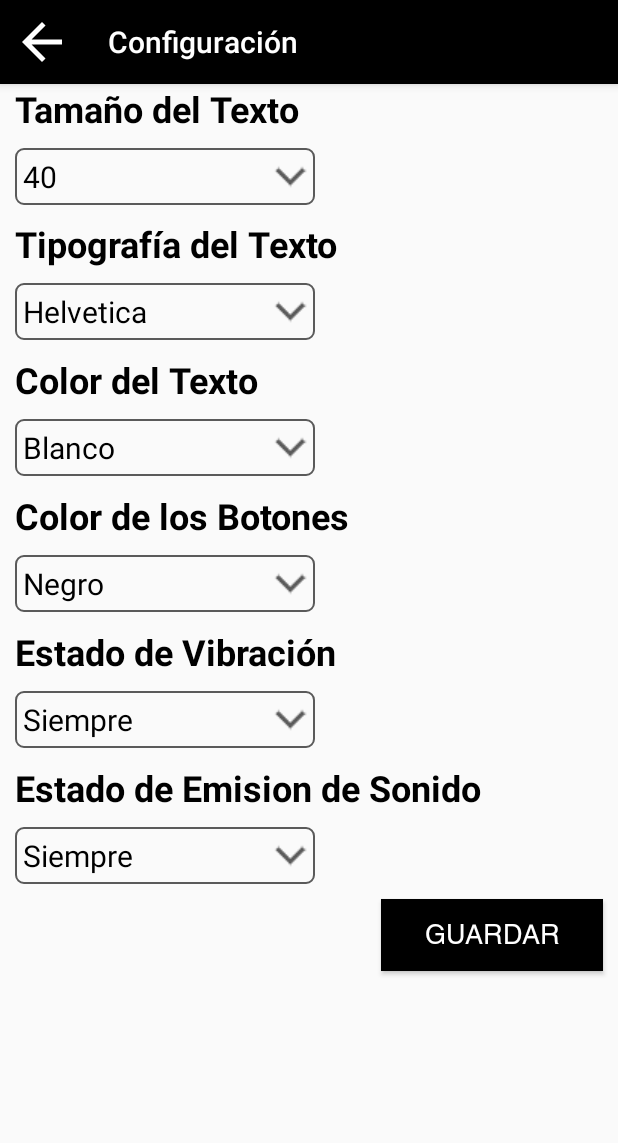
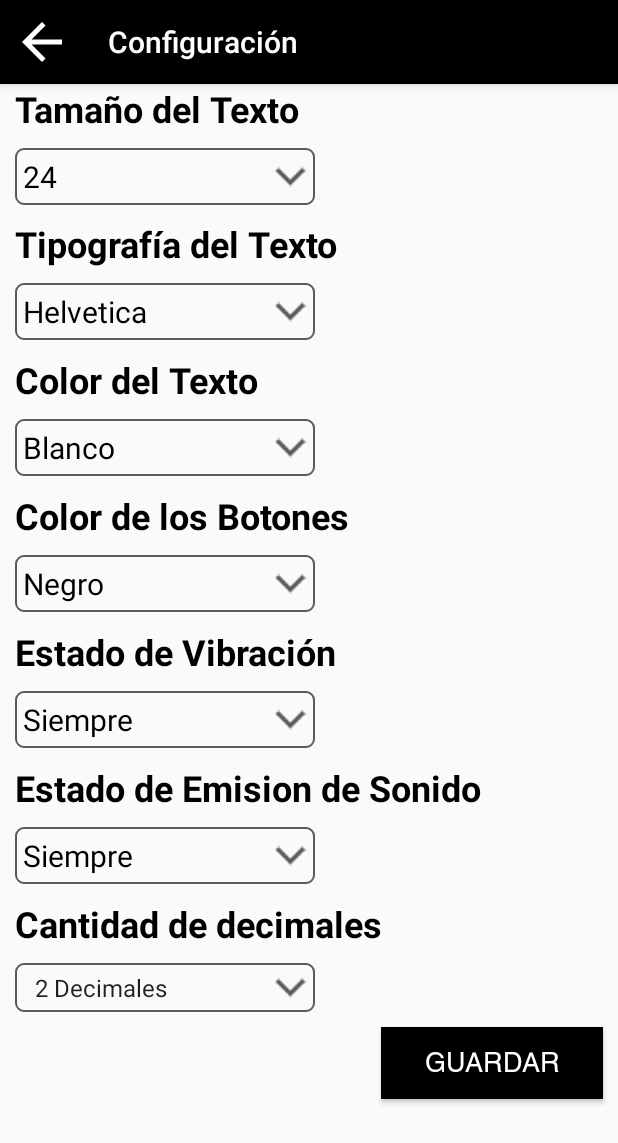
Before and after one commit to LeandroLescano/Calculadora-auditiva-app, an Android app: the screen it shows after launch (ConfiguracionActivity), in the options menu, after a tap on "Configuración", on a phone screen of 412 x 824 dp. Shown: the top 1143 px of the screen. Run offline under Robolectric (Android 15) with nearby library versions, the phone set to English and light mode, and no system bars; Roboto replaces fonts that are not available here.

Commit message:
terminaciones
terminaciones

```diff
--- a/app/src/main/java/utn/frgp/tusi/tpintegrador_grupo7/AccesoDatos/ConexionSQLiteHelper.java
+++ b/app/src/main/java/utn/frgp/tusi/tpintegrador_grupo7/AccesoDatos/ConexionSQLiteHelper.java
@@ -21,13 +21,14 @@ public class ConexionSQLiteHelper extends SQLiteOpenHelper {
         db_calculadora.execSQL(Utilidades.CREAR_TABLA_TAMANO);
         db_calculadora.execSQL(Utilidades.CREAR_TABLA_TIPOGRAFIA);
         db_calculadora.execSQL(Utilidades.CREAR_TABLA_HISTORIAL);
+        db_calculadora.execSQL(Utilidades.CREAR_TABLA_DECIMAL);
         db_calculadora.execSQL(Utilidades.CREAR_TABLA_CONFIG);
         db_calculadora.execSQL(Utilidades.INSERTAR_TABLA_COLOR);
         db_calculadora.execSQL(Utilidades.INSERTAR_TABLA_TIPOGRAFIA);
         db_calculadora.execSQL(Utilidades.INSERTAR_TABLA_TAMANO);
         db_calculadora.execSQL(Utilidades.INSERTAR_TABLA_ESTADO);
         db_calculadora.execSQL(Utilidades.INSERTAR_TABLA_CONFIGURACION);
-        db_calculadora.execSQL(Utilidades.INSERTAR_TABLA_HISTORIAL);
+        db_calculadora.execSQL(Utilidades.INSERTAR_TABLA_DECIMALES);
     }
 
     @Override
--- a/app/src/main/java/utn/frgp/tusi/tpintegrador_grupo7/AccesoDatos/ConfiguracionDao.java
+++ b/app/src/main/java/utn/frgp/tusi/tpintegrador_grupo7/AccesoDatos/ConfiguracionDao.java
@@ -16,6 +16,7 @@ import java.util.ArrayList;
 
 import utn.frgp.tusi.tpintegrador_grupo7.Dominio.Color;
 import utn.frgp.tusi.tpintegrador_grupo7.Dominio.Configuracion;
+import utn.frgp.tusi.tpintegrador_grupo7.Dominio.Decimales;
 import utn.frgp.tusi.tpintegrador_grupo7.Dominio.Estado;
 import utn.frgp.tusi.tpintegrador_grupo7.Dominio.Operacion;
 import utn.frgp.tusi.tpintegrador_grupo7.Dominio.Tamano;
@@ -30,6 +31,7 @@ public class ConfiguracionDao {
     private Tipografia tipografia;
     private Tamano tamano;
     private Estado estado, vibracion, sonido;
+    private Decimales decimales;
     private ArrayList<Color> listCol;
     private ArrayList<Tamano> listTam;
     private ArrayList<Tipografia> listTip;
@@ -47,6 +49,7 @@ public class ConfiguracionDao {
         tamano = new Tamano();
         vibracion = new Estado();
         sonido = new Estado();
+        decimales = new Decimales();
 
 //        Cursor configs = BasedeDatos.rawQuery("select id_color, id_tipografia, id_tamano, estado_vibracion, estado_sonido, id_colorBoton from configuracion", null);
         Cursor configs = BasedeDatos.rawQuery("select c.id, c.color, tipografias.id, tipografias.tipografia, tamanos.id, tamanos.tamano, v.id, v.descripcion, s.id, s.descripcion, cb.id, cb.color from configuracion " +
@@ -431,5 +434,13 @@ public class ConfiguracionDao {
         return tamano;
     }
 
+    public int setearDecimal (Context context)
+    {
+        int cantidad;
+        cantidad = config.getDecimales().getCantidad();
+
+        return cantidad;
+    }
+
 
 }
--- a/app/src/main/java/utn/frgp/tusi/tpintegrador_grupo7/CalculadoraBasica.java
+++ b/app/src/main/java/utn/frgp/tusi/tpintegrador_grupo7/CalculadoraBasica.java
@@ -120,6 +120,10 @@ public class CalculadoraBasica extends AppCompatActivity {
 
         //Cargar configuración
         cargarConfig();
+
+        Utilidades utilidad = new Utilidades();
+        /*utilidad.INSERTAR_TABLA_TAMANO();*/
+
 
     }
 
@@ -364,10 +368,25 @@ public class CalculadoraBasica extends AppCompatActivity {
 
     public void comandoDeVoz(View view){
         ImageView micButton = (ImageView) view;
+        boolean changeAcivity = false;
+        boolean cambiarCalculadora = false;
         if(voz == null){
             voz = new ComandosVoz(this, this, operacion, resultado, alertaGrabando, alertaProcesando, fondoProcesando, layout);
         }
-        voz.startStop();
+        cambiarCalculadora = voz.startStop();
+        if(cambiarCalculadora  == true ){
+            Intent intent = new Intent(this, utn.frgp.tusi.tpintegrador_grupo7.CalculadoraCientifica.class);
+            SharedPreferences preferences = this.getSharedPreferences("calculadora", Context.MODE_PRIVATE);
+            SharedPreferences.Editor editor = preferences.edit();
+            editor.putString("ultima", "cientifica");
+            editor.apply();
+            startActivity(intent);
+        }
+        /*changeAcivity = voz.getActivity():*/
+        if(changeAcivity != false){
+            Intent intent = new Intent(this, ConfiguracionActivity.class);
+            startActivity(intent);
+        }
     }
 
     @Override
--- a/app/src/main/java/utn/frgp/tusi/tpintegrador_grupo7/Utilidades/ComandosVoz.java
+++ b/app/src/main/java/utn/frgp/tusi/tpintegrador_grupo7/Utilidades/ComandosVoz.java
@@ -47,6 +47,7 @@ public class ComandosVoz implements RecognitionListener {
     private HistorialDao hist;
     private Context context;
     private final Handler handler = new Handler(Looper.getMainLooper());
+    private boolean cambiarCalculadora = false;
 
     public ComandosVoz(Context context, Activity activity, EditText operacion, TextView resultado, Button grabando, Button procesando, ConstraintLayout fondoProcesando, LinearLayout layout){
         this.operacion = operacion;
@@ -69,6 +70,15 @@ public class ComandosVoz implements RecognitionListener {
         vibrar = vibrar.getManager(context);
         hist = new HistorialDao();
     }
+
+   /*public boolean getActivity(){
+        boolean changeActivity = false;
+        boolean textLetras = true;
+        ArrayList<String> matchesFound = bundle.getStringArrayList(SpeechRecognizer.RESULTS_RECOGNITION);
+        if (matchesFound != null) {
+            for(String match : matchesFound){
+        return  changeActivity;
+    }*/
 
     @Override
     public void onReadyForSpeech(Bundle bundle) {
@@ -130,6 +140,7 @@ public class ComandosVoz implements RecognitionListener {
         }
         ArrayList<String> matchesFound = bundle.getStringArrayList(SpeechRecognizer.RESULTS_RECOGNITION);
         boolean textLetras = true;
+        cambiarCalculadora = false;
         if (matchesFound != null) {
             for(String match : matchesFound){
                 textLetras = true;
@@ -147,7 +158,15 @@ public class ComandosVoz implements RecognitionListener {
                 }
             }
             if(textLetras){
-                audio.emitirAudio("Ingreso incorrecto");
+                        if (matchesFound.contains("calculadora científica") || matchesFound.contains("calculadora básica") ) {
+                            cambiarCalculadora = true;
+                    }
+                        if(matchesFound.contains("el más grande")){
+                            audio.emitirAudio("El diego el mas grande");
+                        }
+                    if(cambiarCalculadora == false){
+                        audio.emitirAudio("Ingreso incorrecto");
+                    }
             }else{
                 Float resultadoOperacion = Operacion.calcularOperacionBasica(Operacion.calcularOperacionCientifica(operacion.getText().toString()));
 
@@ -195,7 +214,7 @@ public class ComandosVoz implements RecognitionListener {
         }
     }
 
-    public void startStop() {
+    public boolean startStop() {
         if (isListening) {
             isListening = false;
             grabando.setVisibility(Button.INVISIBLE);
@@ -221,6 +240,7 @@ public class ComandosVoz implements RecognitionListener {
             speechRecognizer.startListening(speechIntent);
             Log.i("onClick", "startListening");
         }
+        return cambiarCalculadora;
     }
 
     public static String traducirOperacion(String opTraducida){
--- a/app/src/main/java/utn/frgp/tusi/tpintegrador_grupo7/Utilidades/Utilidades.java
+++ b/app/src/main/java/utn/frgp/tusi/tpintegrador_grupo7/Utilidades/Utilidades.java
@@ -23,6 +23,13 @@ public class Utilidades {
 
     public static final String CREAR_TABLA_TAMANO="CREATE TABLE " + TABLA_TAMANO + "(" + CAMPO_ID_TAMANO + " integer primary key autoincrement, " + CAMPO_VALOR_TAMANO + " integer)";
 
+    //Constantes campos tabla Decimales
+    public static final String TABLA_DECIMAL="decimales";
+    public static final String CAMPO_ID_DECIMAL="id";
+    public static final String CAMPO_CANTIDAD_DECIMAL="cantidad";
+
+    public static final String CREAR_TABLA_DECIMAL="CREATE TABLE " + TABLA_DECIMAL + "(" + CAMPO_ID_DECIMAL + " integer primary key autoincrement, " + CAMPO_CANTIDAD_DECIMAL + " text)";
+
     //Constantes campos tabla Estados
     public static final String TABLA_ESTADO="estados";
     public static final String CAMPO_ID_ESTADO="id";
@@ -38,14 +45,17 @@ public class Utilidades {
     public static final String CAMPO_TAMANO_CONFIG="id_tamano";
     public static final String CAMPO_ESTADO_VIBRACION="estado_vibracion";
     public static final String CAMPO_ESTADO_SONIDO="estado_sonido";
+    public static final String CAMPO_CANTIDAD_DECIMALES="cant_decimales";
 
-    public static final String CREAR_TABLA_CONFIG="CREATE TABLE " + TABLA_CONFIG + "(" + CAMPO_COLOR_CONFIG + " integer, " + CAMPO_COLORBOTON_CONFIG + " integer, "+ CAMPO_TIPOGRAFIA_CONFIG + " integer, "+ CAMPO_TAMANO_CONFIG + " integer, " + CAMPO_ESTADO_VIBRACION + " integer, " + CAMPO_ESTADO_SONIDO + " integer, " +
+
+    public static final String CREAR_TABLA_CONFIG="CREATE TABLE " + TABLA_CONFIG + "(" + CAMPO_COLOR_CONFIG + " integer, " + CAMPO_COLORBOTON_CONFIG + " integer, "+ CAMPO_TIPOGRAFIA_CONFIG + " integer, "+ CAMPO_TAMANO_CONFIG + " integer, " + CAMPO_ESTADO_VIBRACION + " integer, " + CAMPO_ESTADO_SONIDO + " integer, " + CAMPO_CANTIDAD_DECIMALES + " integer, " +
             "FOREIGN KEY ("+CAMPO_COLOR_CONFIG+") REFERENCES "+ TABLA_COLOR +"("+CAMPO_ID_COLOR+"), " +
             "FOREIGN KEY ("+CAMPO_COLORBOTON_CONFIG+") REFERENCES "+ TABLA_COLOR +"("+CAMPO_ID_COLOR+"), " +
             "FOREIGN KEY ("+CAMPO_TIPOGRAFIA_CONFIG+") REFERENCES "+ TABLA_TIPOGRAFIA +"("+CAMPO_ID_TIPOGRAFIA+"), " +
             "FOREIGN KEY ("+CAMPO_TAMANO_CONFIG+") REFERENCES "+ TABLA_TAMANO +"("+CAMPO_ID_TAMANO+"), " +
             "FOREIGN KEY ("+CAMPO_ESTADO_VIBRACION+") REFERENCES "+ TABLA_ESTADO +"("+CAMPO_ID_ESTADO+"), " +
-            "FOREIGN KEY ("+CAMPO_ESTADO_SONIDO+") REFERENCES "+ TABLA_ESTADO +"("+CAMPO_ID_ESTADO+"))";
+            "FOREIGN KEY ("+CAMPO_ESTADO_SONIDO+") REFERENCES "+ TABLA_ESTADO +"("+CAMPO_ID_ESTADO+")" +
+            "FOREIGN KEY ("+CAMPO_CANTIDAD_DECIMALES+") REFERENCES "+ TABLA_DECIMAL +"("+CAMPO_ID_DECIMAL+"))";
 
     //Constantes campos tabla Historial
 
@@ -59,12 +69,13 @@ public class Utilidades {
 
     public static final String INSERTAR_TABLA_TIPOGRAFIA="INSERT INTO " + TABLA_TIPOGRAFIA + "(" + CAMPO_NOMBRE_TIPOGRAFIA + ") VALUES ('Helvetica'), ('Arial'), ('Verdana'), ('Comic Sans'), ('Roboto')";
 
-    public static final String INSERTAR_TABLA_TAMANO="INSERT INTO " + TABLA_TAMANO + "(" + CAMPO_VALOR_TAMANO + ") VALUES (16), (24), (32), (40), (48)";
+    public static final String INSERTAR_TABLA_TAMANO="INSERT INTO " + TABLA_TAMANO + "(" + CAMPO_VALOR_TAMANO + ") VALUES (8), (12), (16), (24)";
 
     public static final String INSERTAR_TABLA_ESTADO="INSERT INTO " + TABLA_ESTADO + "(" + CAMPO_DESCRIPCION_ESTADO + ") VALUES ('Siempre'), ('Solo resultados'), ('Solo errores'), ('Nunca')";
 
     public static final String INSERTAR_TABLA_CONFIGURACION="INSERT INTO " + TABLA_CONFIG + "(" + CAMPO_COLOR_CONFIG + ", " + CAMPO_COLORBOTON_CONFIG + ", " + CAMPO_TIPOGRAFIA_CONFIG + ", " + CAMPO_TAMANO_CONFIG + ", " + CAMPO_ESTADO_VIBRACION + ", " + CAMPO_ESTADO_SONIDO + ") VALUES (4,5,1,4,1,1)";
 
-    public static final String INSERTAR_TABLA_HISTORIAL="INSERT INTO " + TABLA_HISTORIAL + "(" + CAMPO_OPERACION + ") VALUES ('2+2=4'), ('5+5=10'), ('1x1=1'), ('4/2=2'), ('7^2=49')";
+ /*   public static final String INSERTAR_TABLA_HISTORIAL="INSERT INTO " + TABLA_HISTORIAL + "(" + CAMPO_OPERACION + ") VALUES ('2+2=4'), ('5+5=10'), ('1x1=1'), ('4/2=2'), ('7^2=49')"; */
 
+    public static final String INSERTAR_TABLA_DECIMALES="INSERT INTO " + TABLA_DECIMAL + "(" + CAMPO_CANTIDAD_DECIMAL + ") VALUES (2), (3), (4)";
 }
--- a/app/src/main/res/layout/activity_basica.xml
+++ b/app/src/main/res/layout/activity_basica.xml
@@ -366,7 +366,7 @@
                 <ImageButton
 
                     android:id="@+id/btnMic"
-                    android:layout_width="80dp"
+                    android:layout_width="40dp"
                     android:layout_height="match_parent"
                     android:layout_margin="2dp"
                     android:layout_weight="1"
--- a/app/src/main/res/layout/activity_cientifica.xml
+++ b/app/src/main/res/layout/activity_cientifica.xml
@@ -140,6 +140,7 @@
                     android:layout_weight="1"
                     android:background="#000000"
                     android:onClick="moverCursor"
+                    android:scaleType="fitXY"
                     android:src="@drawable/ic_flecha_izq" />
 
                 <ImageButton
@@ -151,6 +152,7 @@
                     android:background="#000000"
                     android:onClick="moverCursor"
                     android:src="@drawable/ic_flecha_der"
+                    android:scaleType="fitXY"
                     android:text="@string/derecha" />
 
             </TableRow>
@@ -518,13 +520,14 @@
 
                 <ImageButton
                     android:id="@+id/btnMic"
-                    android:layout_width="80dp"
+                    android:layout_width="50dp"
                     android:layout_height="match_parent"
                     android:layout_margin="2dp"
                     android:layout_weight="1"
                     android:background="#000000"
                     android:contentDescription="@string/todo"
                     android:onClick="comandoDeVoz"
+                    android:scaleType="fitXY"
                     android:src="@drawable/ic_mic" />
 
                 <Button
--- a/app/src/main/res/layout/activity_config.xml
+++ b/app/src/main/res/layout/activity_config.xml
@@ -188,6 +188,32 @@
                 android:entries="@array/Sonido"
                 android:padding="5dp" />
 
+            <TextView
+                android:id="@+id/txtDecimales"
+                android:layout_width="match_parent"
+                android:layout_height="wrap_content"
+                android:layout_marginStart="10dp"
+                android:layout_marginEnd="10dp"
+                android:layout_marginBottom="10dp"
+                android:layout_weight="1"
+                android:gravity="center_vertical"
+                android:text="@string/txtDecimales"
+                android:textColor="#000000"
+                android:textSize="24sp"
+                android:textStyle="bold" />
+
+            <Spinner
+                android:id="@+id/cbDecimales"
+                android:layout_width="200dp"
+                android:layout_height="wrap_content"
+                android:layout_marginStart="10dp"
+                android:layout_marginEnd="10dp"
+                android:layout_marginBottom="10dp"
+                android:layout_weight="1"
+                android:background="@drawable/spinner_border"
+                android:entries="@array/Decimales"
+                android:padding="5dp" />
+
             <Button
                 android:id="@+id/btnGuardar"
                 android:layout_width="148dp"
--- a/app/src/main/res/layout/card_template.xml
+++ b/app/src/main/res/layout/card_template.xml
@@ -29,7 +29,7 @@
 
             <TextView
                 android:id="@+id/txt_operacion"
-                android:layout_width="314dp"
+                android:layout_width="300dp"
                 android:layout_height="wrap_content"
                 android:ellipsize="start"
                 android:paddingStart="5dp"
@@ -37,7 +37,7 @@
                 android:singleLine="true"
                 android:textAlignment="viewStart"
                 android:textColor="#000000"
-                android:textSize="30sp" />
+                android:textSize="24sp" />
 
             <Button
                 android:id="@+id/btn_Ver"
@@ -49,7 +49,7 @@
                 android:text="@string/ver"
                 android:textAlignment="gravity"
                 android:textColor="#FFFFFF"
-                android:textSize="24sp" />
+                android:textSize="20sp" />
 
         </LinearLayout>
     </com.google.android.material.card.MaterialCardView>
--- a/app/src/main/res/values/strings.xml
+++ b/app/src/main/res/values/strings.xml
@@ -47,6 +47,7 @@
     <string name="txtBotones">Color de los Botones</string>
     <string name="txtVibracion">Estado de Vibración</string>
     <string name="txtSonido">Estado de Emision de Sonido</string>
+    <string name="txtDecimales">Cantidad de decimales</string>
     <string name="Guardar">Guardar</string>
     <string name="ver">VER</string>
     <string name="todo">TODO</string>
@@ -108,4 +109,11 @@
         <item>Nunca</item>
     </string-array>
 
+    <string-array name="Decimales">
+        <item>2 Decimales</item>
+        <item>3 Decimales</item>
+        <item>4 Decimales</item>
+        <item>Todos los Decimales</item>
+    </string-array>
+
 </resources>
```
Also changed, not shown: app/src/main/java/utn/frgp/tusi/tpintegrador_grupo7/CalculadoraCientifica.java (+10 -1 lines), app/src/main/java/utn/frgp/tusi/tpintegrador_grupo7/Dominio/Configuracion.java (+11 -1 lines), app/src/main/java/utn/frgp/tusi/tpintegrador_grupo7/Dominio/Decimales.java (added, +36 -0 lines).
